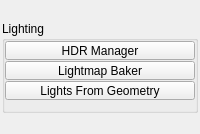
Qt form tentacle/ui/lighting.ui (m3trik/tentacle) before a commit.
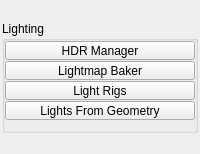
The same form after that commit. Custom widgets are drawn as their Qt base class.

Diff of the .ui file:
```diff
--- a/tentacle/ui/lighting.ui
+++ b/tentacle/ui/lighting.ui
@@ -146,6 +146,28 @@
            </property>
           </widget>
          </item>
+         <item>
+          <widget class="PushButton" name="b002">
+           <property name="minimumSize">
+            <size>
+             <width>0</width>
+             <height>19</height>
+            </size>
+           </property>
+           <property name="maximumSize">
+            <size>
+             <width>16777215</width>
+             <height>19</height>
+            </size>
+           </property>
+           <property name="toolTip">
+            <string>Save the scene's lights as named rigs, swap between them, and restore any one.</string>
+           </property>
+           <property name="text">
+            <string>Light Rigs</string>
+           </property>
+          </widget>
+         </item>
          <item>
           <widget class="PushButton" name="tb000">
            <property name="minimumSize">
```
